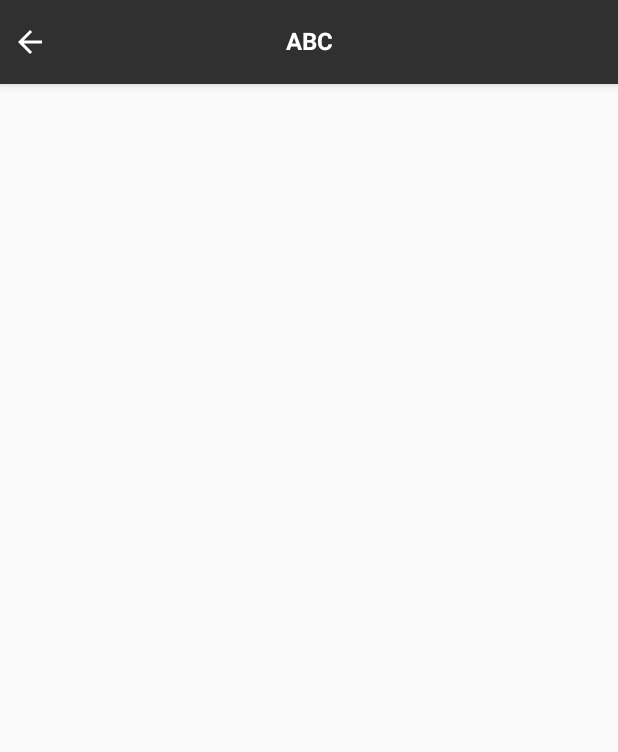
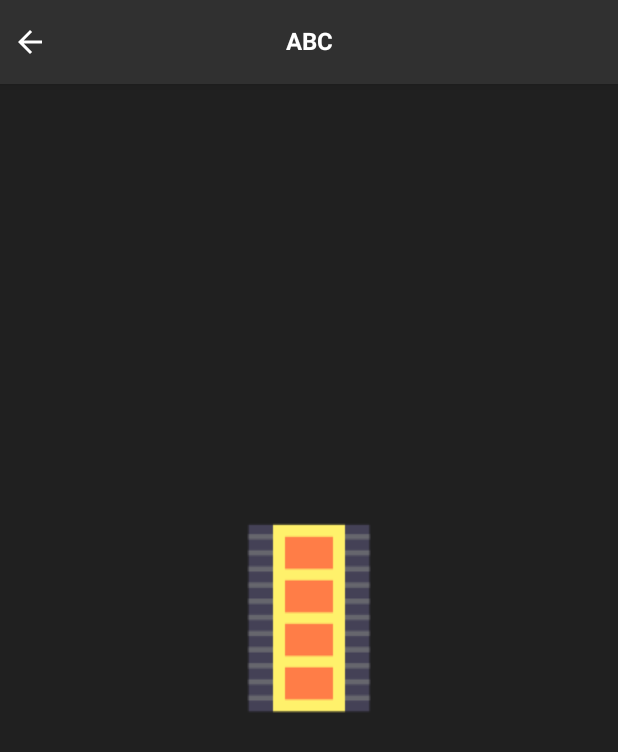
Before and after one commit to Anirudh4053/MovieBrowser, an Android app: the layout custom_toolbar_txt.xml on its own in the app's theme, with its tools: preview values and no code run, on a phone screen of 412 x 824 dp. Shown: the top 752 px of the screen. Run offline under Robolectric (Android 15) with nearby library versions, the phone set to English and light mode, and no system bars.

Commit message:
added splash background screen, and minor bug fixed in search

```diff
--- /dev/null
+++ b/app/src/main/res/drawable/ic_splash_screen_background.xml
@@ -0,0 +1,10 @@
+<?xml version="1.0" encoding="utf-8"?>
+<layer-list xmlns:android="http://schemas.android.com/apk/res/android"
+    android:opacity="opaque">
+    <item android:drawable="@color/backgroundColor" />
+    <item>
+        <bitmap
+            android:gravity="center"
+            android:src="@drawable/ic_logo" />
+    </item>
+</layer-list>
--- a/app/src/main/res/values/styles.xml
+++ b/app/src/main/res/values/styles.xml
@@ -6,6 +6,7 @@
         <item name="colorPrimaryDark">@color/colorPrimaryDark</item>
         <item name="colorAccent">@color/colorAccent</item>
         <item name="android:textColor">@color/whiteColor</item>
+        <item          name="android:windowBackground">@drawable/ic_splash_screen_background</item>
     </style>
     <style name="AppTheme.AppBarOverlay" parent="ThemeOverlay.AppCompat.Dark.ActionBar"/>
     <style name="AppTheme.PopupOverlay" parent="ThemeOverlay.AppCompat.Light"/>
```
Also changed, not shown: app/src/main/java/com/oneroof/moviebrower/ui/search/SearchActivity.kt (+15 -9 lines), app/src/main/res/drawable/ic_logo.png (added).
